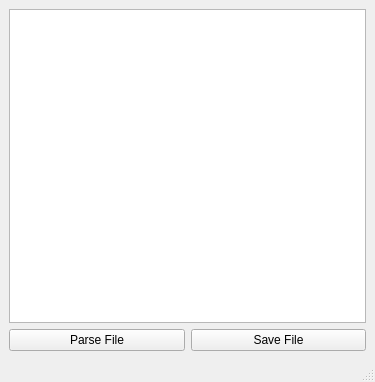
Above: Jabil_parser/mainwindow.ui from Kharim234/Parser before the change. Below: the same form after it.
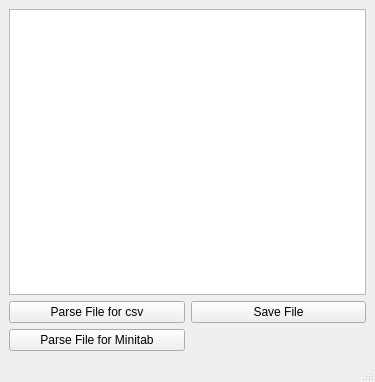
That is the form after the change.

Commit message: added minitab parse

What changed in the file:
```diff
--- a/Jabil_parser/mainwindow.ui
+++ b/Jabil_parser/mainwindow.ui
@@ -18,7 +18,7 @@
     <item row="1" column="0">
      <widget class="QPushButton" name="pushButton_Parse_File">
       <property name="text">
-       <string>Parse File</string>
+       <string>Parse File for csv</string>
       </property>
      </widget>
     </item>
@@ -32,6 +32,13 @@
     <item row="0" column="0" colspan="2">
      <widget class="QTextBrowser" name="textBrowser"/>
     </item>
+    <item row="2" column="0">
+     <widget class="QPushButton" name="pushButton_Parse_File_for_Minitab">
+      <property name="text">
+       <string>Parse File for Minitab</string>
+      </property>
+     </widget>
+    </item>
    </layout>
   </widget>
   <widget class="QMenuBar" name="menubar">
```
The commit also changes 2 other files.
